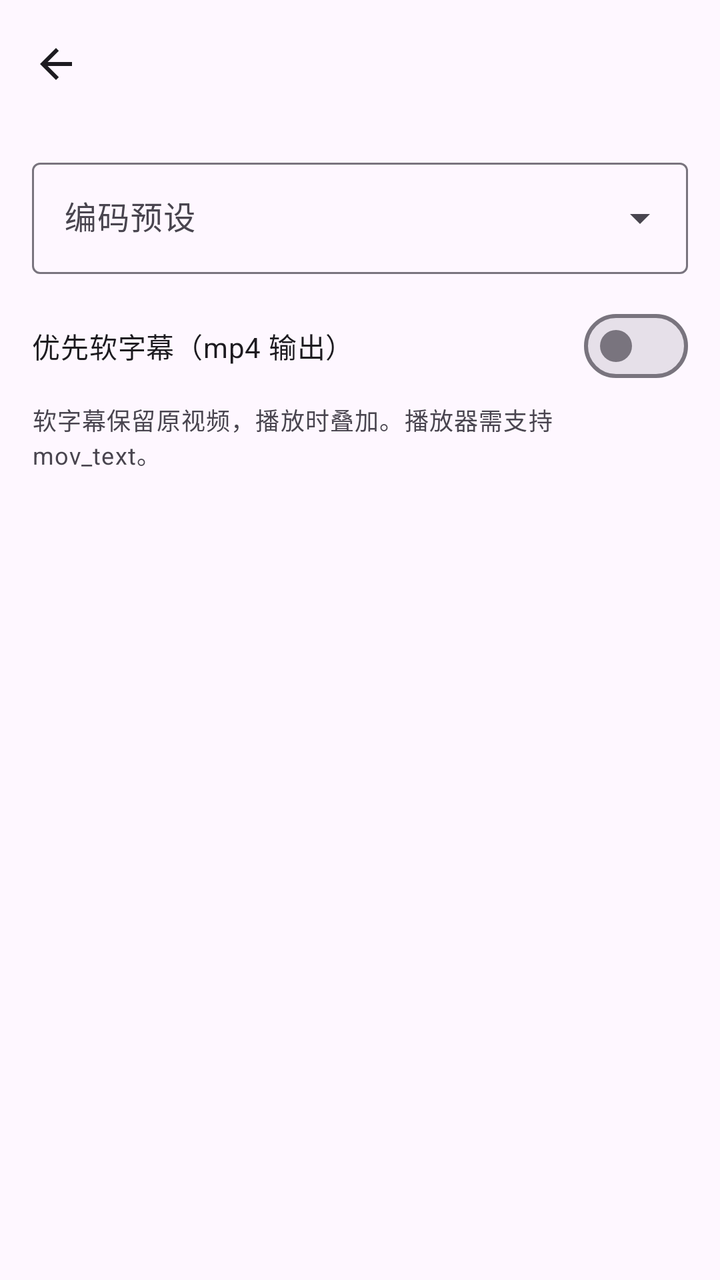
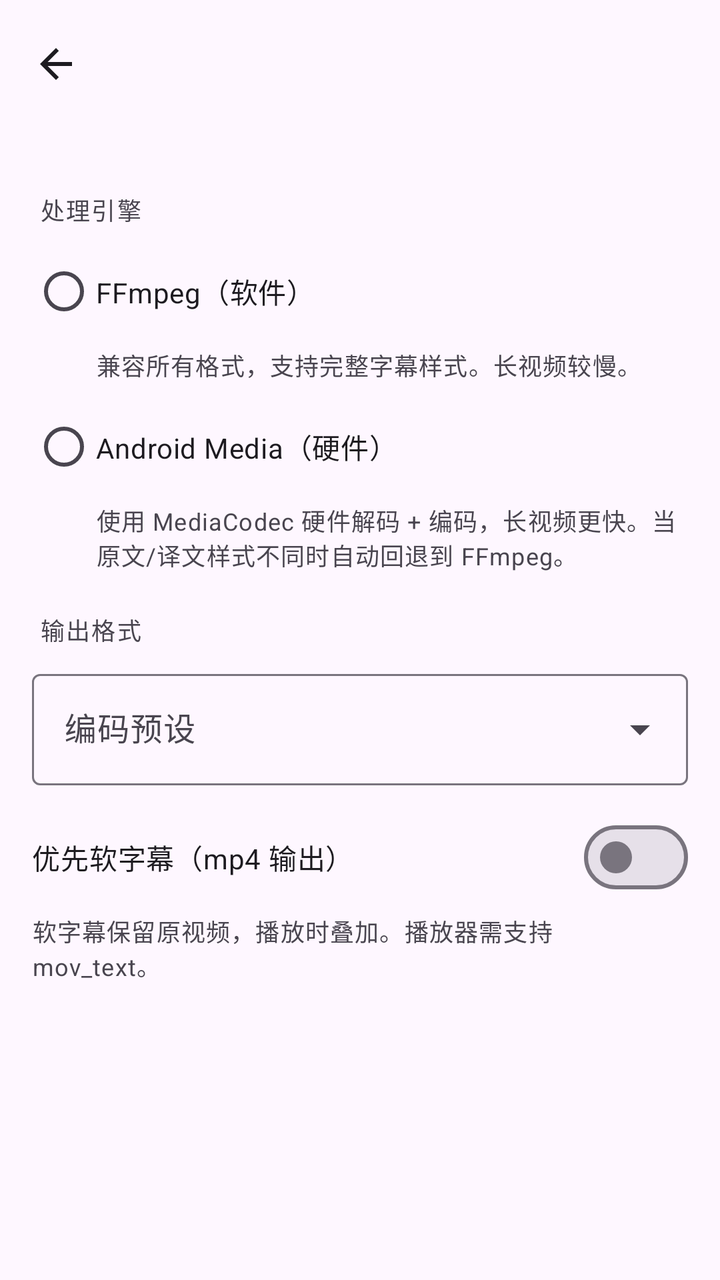

Before-and-after screenshots of an Android layout around one commit, followed by the original layout XML and the change that was made.
<!-- AndroidManifest.xml: application theme Theme.VideoSubtitle -->
<!-- res/layout/fragment_settings_output.xml -->
<?xml version="1.0" encoding="utf-8"?>
<androidx.coordinatorlayout.widget.CoordinatorLayout
    xmlns:android="http://schemas.android.com/apk/res/android"
    xmlns:app="http://schemas.android.com/apk/res-auto"
    android:layout_width="match_parent"
    android:layout_height="match_parent">

    <com.google.android.material.appbar.AppBarLayout
        android:id="@+id/app_bar"
        android:layout_width="match_parent"
        android:layout_height="wrap_content">
        <com.google.android.material.appbar.MaterialToolbar
            android:id="@+id/toolbar"
            android:layout_width="match_parent"
            android:layout_height="?attr/actionBarSize"
            android:title="@string/settings_section_output"
            app:navigationIcon="@drawable/ic_arrow_back" />
    </com.google.android.material.appbar.AppBarLayout>

    <androidx.core.widget.NestedScrollView
        android:layout_width="match_parent"
        android:layout_height="match_parent"
        app:layout_behavior="@string/appbar_scrolling_view_behavior">

        <LinearLayout
            android:layout_width="match_parent"
            android:layout_height="wrap_content"
            android:orientation="vertical"
            android:paddingHorizontal="16dp"
            android:paddingVertical="12dp">

            <com.google.android.material.textfield.TextInputLayout
                android:layout_width="match_parent"
                android:layout_height="wrap_content"
                android:hint="@string/settings_preset_hint"
                style="@style/Widget.Material3.TextInputLayout.OutlinedBox.ExposedDropdownMenu">
                <com.google.android.material.textfield.MaterialAutoCompleteTextView
                    android:id="@+id/dropdown_preset"
                    android:layout_width="match_parent"
                    android:layout_height="wrap_content"
                    android:editable="false"
                    android:inputType="none" />
            </com.google.android.material.textfield.TextInputLayout>

            <com.google.android.material.materialswitch.MaterialSwitch
                android:id="@+id/switch_soft"
                android:layout_width="match_parent"
                android:layout_height="wrap_content"
                android:layout_marginTop="12dp"
                android:text="@string/settings_soft_subtitles" />
            <TextView
                style="@style/SettingsHint"
                android:text="@string/settings_soft_subtitles_hint" />
        </LinearLayout>
    </androidx.core.widget.NestedScrollView>
</androidx.coordinatorlayout.widget.CoordinatorLayout>
<!-- resources referenced by this layout -->
<resources>
  <!-- drawable ic_arrow_back (drawable) -->
  <vector xmlns:android="http://schemas.android.com/apk/res/android"
      android:width="24dp"
      android:height="24dp"
      android:viewportWidth="24"
      android:viewportHeight="24"
      android:tint="?attr/colorOnSurface">
      <path
          android:fillColor="@android:color/white"
          android:pathData="M20,11H7.83l5.59,-5.59L12,4l-8,8 8,8 1.41,-1.41L7.83,13H20v-2z" />
  </vector>
  <string name="settings_preset_hint">编码预设</string>
  <string name="settings_section_output">输出质量</string>
  <string name="settings_soft_subtitles">优先软字幕（mp4 输出）</string>
  <string name="settings_soft_subtitles_hint">软字幕保留原视频，播放时叠加。播放器需支持 mov_text。</string>
  <style name="SettingsHint" parent="android:Widget.TextView">
          <item name="android:layout_width">match_parent</item>
          <item name="android:layout_height">wrap_content</item>
          <item name="android:layout_marginTop">4dp</item>
          <item name="android:textAppearance">?attr/textAppearanceBodySmall</item>
          <item name="android:textColor">?android:attr/textColorSecondary</item>
      </style>
  <style name="Theme.VideoSubtitle" parent="Base.Theme.VideoSubtitle" />
  <style name="Base.Theme.VideoSubtitle" parent="Theme.Material3.DayNight.NoActionBar">
          
          
      </style>
</resources>

<!-- the commit's change to res/layout/fragment_settings_output.xml (unified diff, before → after) -->
@@ -29,6 +29,42 @@
             android:paddingHorizontal="16dp"
             android:paddingVertical="12dp">
 
+            <TextView
+                style="@style/SettingsGroupHeader"
+                android:text="@string/settings_engine_section" />
+
+            <RadioGroup
+                android:id="@+id/group_media_backend"
+                android:layout_width="match_parent"
+                android:layout_height="wrap_content"
+                android:orientation="vertical">
+
+                <com.google.android.material.radiobutton.MaterialRadioButton
+                    android:id="@+id/radio_ffmpeg"
+                    android:layout_width="match_parent"
+                    android:layout_height="wrap_content"
+                    android:text="@string/settings_engine_ffmpeg" />
+                <TextView
+                    style="@style/SettingsHint"
+                    android:layout_marginStart="32dp"
+                    android:text="@string/settings_engine_ffmpeg_desc" />
+
+                <com.google.android.material.radiobutton.MaterialRadioButton
+                    android:id="@+id/radio_android_media"
+                    android:layout_width="match_parent"
+                    android:layout_height="wrap_content"
+                    android:layout_marginTop="8dp"
+                    android:text="@string/settings_engine_android_media" />
+                <TextView
+                    style="@style/SettingsHint"
+                    android:layout_marginStart="32dp"
+                    android:text="@string/settings_engine_android_media_desc" />
+            </RadioGroup>
+
+            <TextView
+                style="@style/SettingsGroupHeader"
+                android:text="@string/settings_engine_section_format" />
+
             <com.google.android.material.textfield.TextInputLayout
                 android:layout_width="match_parent"
                 android:layout_height="wrap_content"
<!-- resource entries referenced after the edit -->
@@ -11,10 +11,26 @@
           android:fillColor="@android:color/white"
           android:pathData="M20,11H7.83l5.59,-5.59L12,4l-8,8 8,8 1.41,-1.41L7.83,13H20v-2z" />
   </vector>
+  <string name="settings_engine_android_media">Android Media（硬件）</string>
+  <string name="settings_engine_android_media_desc">使用 MediaCodec 硬件解码 + 编码，长视频更快。当原文/译文样式不同时自动回退到 FFmpeg。</string>
+  <string name="settings_engine_ffmpeg">FFmpeg（软件）</string>
+  <string name="settings_engine_ffmpeg_desc">兼容所有格式，支持完整字幕样式。长视频较慢。</string>
+  <string name="settings_engine_section">处理引擎</string>
+  <string name="settings_engine_section_format">输出格式</string>
   <string name="settings_preset_hint">编码预设</string>
   <string name="settings_section_output">输出质量</string>
   <string name="settings_soft_subtitles">优先软字幕（mp4 输出）</string>
   <string name="settings_soft_subtitles_hint">软字幕保留原视频，播放时叠加。播放器需支持 mov_text。</string>
+  <style name="SettingsGroupHeader" parent="android:Widget.TextView">
+          <item name="android:layout_width">match_parent</item>
+          <item name="android:layout_height">wrap_content</item>
+          <item name="android:layout_marginTop">20dp</item>
+          <item name="android:layout_marginBottom">8dp</item>
+          <item name="android:layout_marginStart">4dp</item>
+          <item name="android:textAppearance">?attr/textAppearanceLabelMedium</item>
+          <item name="android:textColor">?android:attr/textColorSecondary</item>
+          <item name="android:letterSpacing">0.06</item>
+      </style>
   <style name="SettingsHint" parent="android:Widget.TextView">
           <item name="android:layout_width">match_parent</item>
           <item name="android:layout_height">wrap_content</item>
